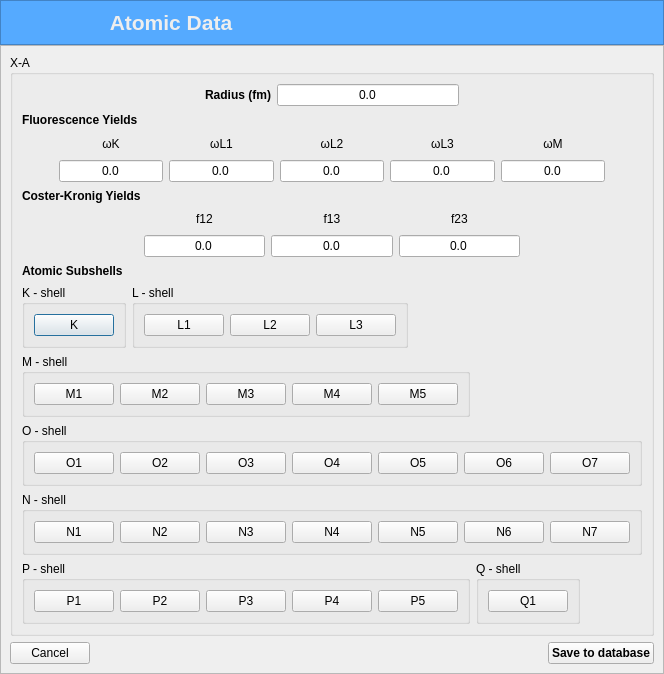
Above: UI/DEC/atomicdatadialog.ui from ziemastz/DES_v2 before the change. Below: the same form after it.
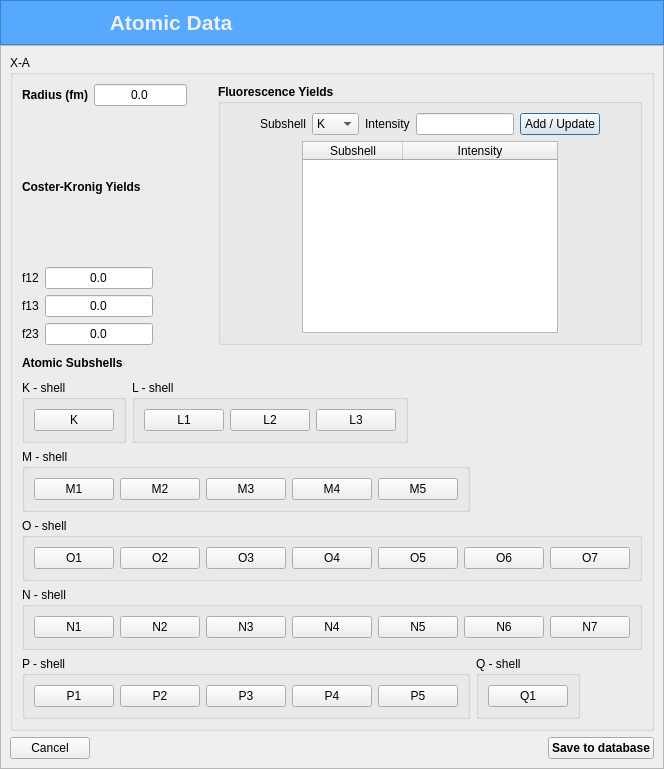
That is the form after the change. Icons and pictures are not drawn.

```diff
--- a/UI/DEC/atomicdatadialog.ui
+++ b/UI/DEC/atomicdatadialog.ui
@@ -7,7 +7,7 @@
     <x>0</x>
     <y>0</y>
     <width>623</width>
-    <height>674</height>
+    <height>769</height>
    </rect>
   </property>
   <property name="windowTitle">
@@ -95,28 +95,15 @@
      <property name="frameShadow">
       <enum>QFrame::Raised</enum>
      </property>
-     <layout class="QVBoxLayout" name="verticalLayout_2">
+     <layout class="QVBoxLayout" name="verticalLayout">
       <item>
        <widget class="QGroupBox" name="groupBox">
         <property name="title">
          <string>X-A</string>
         </property>
-        <layout class="QVBoxLayout" name="verticalLayout">
-         <item>
+        <layout class="QGridLayout" name="gridLayout_4">
+         <item row="0" column="0">
           <layout class="QHBoxLayout" name="horizontalLayout_2">
-           <item>
-            <spacer name="horizontalSpacer_4">
-             <property name="orientation">
-              <enum>Qt::Horizontal</enum>
-             </property>
-             <property name="sizeHint" stdset="0">
-              <size>
-               <width>40</width>
-               <height>20</height>
-              </size>
-             </property>
-            </spacer>
-           </item>
            <item>
             <widget class="QLabel" name="label_38">
              <property name="font">
@@ -157,22 +144,315 @@
            </item>
           </layout>
          </item>
-         <item>
-          <widget class="QLabel" name="label_29">
+         <item row="0" column="1" rowspan="2">
+          <widget class="QGroupBox" name="groupBox_4">
            <property name="font">
             <font>
              <bold>true</bold>
             </font>
            </property>
-           <property name="text">
+           <property name="title">
             <string>Fluorescence Yields</string>
            </property>
+           <layout class="QVBoxLayout" name="verticalLayout_5">
+            <item>
+             <layout class="QHBoxLayout" name="horizontalLayout_7">
+              <item>
+               <spacer name="horizontalSpacer_20">
+                <property name="orientation">
+                 <enum>Qt::Horizontal</enum>
+                </property>
+                <property name="sizeHint" stdset="0">
+                 <size>
+                  <width>40</width>
+                  <height>20</height>
+                 </size>
+                </property>
+               </spacer>
+              </item>
+              <item>
+               <widget class="QLabel" name="label_28">
+                <property name="font">
+                 <font>
+                  <bold>false</bold>
+                 </font>
+                </property>
+                <property name="text">
+                 <string>Subshell</string>
+                </property>
+               </widget>
+              </item>
+              <item>
+               <widget class="QComboBox" name="subshell_w_comboBox">
+                <property name="font">
+                 <font>
+                  <bold>false</bold>
+                 </font>
+                </property>
+                <item>
+                 <property name="text">
+                  <string>K</string>
+                 </property>
+                </item>
+                <item>
+                 <property name="text">
+                  <string>L1</string>
+                 </property>
+                </item>
+                <item>
+                 <property name="text">
+                  <string>L2</string>
+                 </property>
+                </item>
+                <item>
+                 <property name="text">
+                  <string>L3</string>
+                 </property>
+                </item>
+                <item>
+                 <property name="text">
+                  <string>M1</string>
+                 </property>
+                </item>
+                <item>
+                 <property name="text">
+                  <string>M2</string>
+                 </property>
+                </item>
+                <item>
+                 <property name="text">
+                  <string>M3</string>
+                 </property>
+                </item>
+                <item>
+                 <property name="text">
+                  <string>M4</string>
+                 </property>
+                </item>
+                <item>
+                 <property name="text">
+                  <string>M5</string>
+                 </property>
+                </item>
+                <item>
+                 <property name="text">
+                  <string>N1</string>
+                 </property>
+                </item>
+                <item>
+                 <property name="text">
+                  <string>N2</string>
+                 </property>
+                </item>
+                <item>
+                 <property name="text">
+                  <string>N3</string>
+                 </property>
+                </item>
+                <item>
+                 <property name="text">
+                  <string>N4</string>
+                 </property>
+                </item>
+                <item>
+                 <property name="text">
+                  <string>N5</string>
+                 </property>
+                </item>
+                <item>
+                 <property name="text">
+                  <string>N6</string>
+                 </property>
+                </item>
+                <item>
+                 <property name="text">
+                  <string>N7</string>
+                 </property>
+                </item>
+                <item>
+                 <property name="text">
+                  <string>O1</string>
+                 </property>
+                </item>
+                <item>
+                 <property name="text">
+                  <string>O2</string>
+                 </property>
+                </item>
+                <item>
+                 <property name="text">
+                  <string>O3</string>
+                 </property>
+                </item>
+                <item>
+                 <property name="text">
+                  <string>O4</string>
+                 </property>
+                </item>
+                <item>
+                 <property name="text">
+                  <string>O5</string>
+                 </property>
+                </item>
+                <item>
+                 <property name="text">
+                  <string>O6</string>
+                 </property>
+                </item>
+                <item>
+                 <property name="text">
+                  <string>O7</string>
+                 </property>
+                </item>
+                <item>
+                 <property name="text">
+                  <string>P1</string>
+                 </property>
+                </item>
+                <item>
+                 <property name="text">
+                  <string>P2</string>
+                 </property>
+                </item>
+                <item>
+                 <property name="text">
+                  <string>P3</string>
+                 </property>
+                </item>
+                <item>
+                 <property name="text">
+                  <string>P4</string>
+                 </property>
+                </item>
+                <item>
+                 <property name="text">
+                  <string>P5</string>
+                 </property>
+                </item>
+                <item>
+                 <property name="text">
+                  <string>Q1</string>
+                 </property>
+                </item>
+               </widget>
+              </item>
+              <item>
+               <widget class="QLabel" name="label_39">
+                <property name="font">
+                 <font>
+                  <bold>false</bold>
+                 </font>
+                </property>
+                <property name="text">
+                 <string>Intensity</string>
+                </property>
+               </widget>
+              </item>
+              <item>
+               <widget class="QLineEdit" name="intensity_w_lineEdit">
+                <property name="font">
+                 <font>
+                  <bold>false</bold>
+                 </font>
+                </property>
+               </widget>
+              </item>
+              <item>
+               <widget class="QPushButton" name="addUpdate_subshell_pushButton">
+                <property name="font">
+                 <font>
+                  <bold>false</bold>
+                 </font>
+                </property>
+                <property name="text">
+                 <string>Add / Update</string>
+                </property>
+                <property name="icon">
+                 <iconset resource="resources.qrc">
+                  <normaloff>:/Images/update.png</normaloff>:/Images/update.png</iconset>
+                </property>
+               </widget>
+              </item>
+              <item>
+               <spacer name="horizontalSpacer_19">
+                <property name="orientation">
+                 <enum>Qt::Horizontal</enum>
+                </property>
+                <property name="sizeHint" stdset="0">
+                 <size>
+                  <width>40</width>
+                  <height>20</height>
+                 </size>
+                </property>
+               </spacer>
+              </item>
+             </layout>
+            </item>
+            <item>
+             <layout class="QHBoxLayout" name="horizontalLayout_3">
+              <item>
+               <spacer name="horizontalSpacer_15">
+                <property name="orientation">
+                 <enum>Qt::Horizontal</enum>
+                </property>
+                <property name="sizeHint" stdset="0">
+                 <size>
+                  <width>37</width>
+                  <height>58</height>
+                 </size>
+                </property>
+               </spacer>
+              </item>
+              <item>
+               <widget class="QTableWidget" name="subshell_w_tableWidget">
+                <property name="font">
+                 <font>
+                  <bold>false</bold>
+                 </font>
+                </property>
+                <property name="editTriggers">
+                 <set>QAbstractItemView::NoEditTriggers</set>
+                </property>
+                <property name="selectionBehavior">
+                 <enum>QAbstractItemView::SelectRows</enum>
+                </property>
+                <attribute name="horizontalHeaderStretchLastSection">
+                 <bool>true</bool>
+                </attribute>
+                <column>
+                 <property name="text">
+                  <string>Subshell</string>
+                 </property>
+                </column>
+                <column>
+                 <property name="text">
+                  <string>Intensity</string>
+                 </property>
+                </column>
+               </widget>
+              </item>
+              <item>
+               <spacer name="horizontalSpacer_16">
+                <property name="orientation">
+                 <enum>Qt::Horizontal</enum>
+                </property>
+                <property name="sizeHint" stdset="0">
+                 <size>
+                  <width>37</width>
+                  <height>58</height>
+                 </size>
+                </property>
+               </spacer>
+              </item>
+             </layout>
+            </item>
+           </layout>
           </widget>
          </item>
-         <item>
-          <layout class="QGridLayout" name="gridLayout_7">
-           <item row="1" column="4">
-            <widget class="QLineEdit" name="lineEdit_wL3">
+         <item row="1" column="0">
+          <layout class="QGridLayout" name="gridLayout_3">
+           <item row="3" column="1">
+            <widget class="QLineEdit" name="lineEdit_f23">
              <property name="text">
               <string>0.0</string>
              </property>
@@ -181,81 +461,8 @@
              </property>
             </widget>
            </item>
-           <item row="0" column="3">
-            <widget class="QLabel" name="label_30">
-             <property name="text">
-              <string>ωL2</string>
-             </property>
-             <property name="alignment">
-              <set>Qt::AlignCenter</set>
-             </property>
-            </widget>
-           </item>
-           <item row="0" column="6" rowspan="2">
-            <spacer name="horizontalSpacer_21">
-             <property name="orientation">
-              <enum>Qt::Horizontal</enum>
-             </property>
-             <property name="sizeHint" stdset="0">
-              <size>
-               <width>40</width>
-               <height>38</height>
-              </size>
-             </property>
-            </spacer>
-           </item>
-           <item row="0" column="5">
-            <widget class="QLabel" name="label_32">
-             <property name="text">
-              <string>ωM</string>
-             </property>
-             <property name="alignment">
-              <set>Qt::AlignCenter</set>
-             </property>
-            </widget>
-           </item>
-           <item row="1" column="5">
-            <widget class="QLineEdit" name="lineEdit_wM">
-             <property name="text">
-              <string>0.0</string>
-             </property>
-             <property name="alignment">
-              <set>Qt::AlignCenter</set>
-             </property>
-            </widget>
-           </item>
-           <item row="1" column="3">
-            <widget class="QLineEdit" name="lineEdit_wL2">
-             <property name="text">
-              <string>0.0</string>
-             </property>
-             <property name="alignment">
-              <set>Qt::AlignCenter</set>
-             </property>
-            </widget>
-           </item>
-           <item row="0" column="2">
-            <widget class="QLabel" name="label_33">
-             <property name="text">
-              <string>ωL1</string>
-             </property>
-             <property name="alignment">
-              <set>Qt::AlignCenter</set>
-             </property>
-            </widget>
-           </item>
-           <item row="0" column="4">
-            <widget class="QLabel" name="label_34">
-             <property name="text">
-              <string>ωL3</string>
-             </property>
-             <property name="alignment">
-              <set>Qt::AlignCenter</set>
-             </property>
-            </widget>
-           </item>
            <item row="1" column="1">
-            <widget class="QLineEdit" name="lineEdit_wK">
+            <widget class="QLineEdit" name="lineEdit_f12">
              <property name="text">
               <string>0.0</string>
              </property>
@@ -264,66 +471,7 @@
              </property>
             </widget>
            </item>
-           <item row="1" column="2">
-            <widget class="QLineEdit" name="lineEdit_wL1">
-             <property name="text">
-              <string>0.0</string>
-             </property>
-             <property name="alignment">
-              <set>Qt::AlignCenter</set>
-             </property>
-            </widget>
-           </item>
-           <item row="0" column="0">
-            <spacer name="horizontalSpacer_22">
-             <property name="orientation">
-              <enum>Qt::Horizontal</enum>
-             </property>
-             <property name="sizeHint" stdset="0">
-              <size>
-               <width>40</width>
-               <height>20</height>
-              </size>
-             </property>
-            </spacer>
-           </item>
-           <item row="0" column="1">
-            <widget class="QLabel" name="label_31">
-             <property name="text">
-              <string>ωK</string>
-             </property>
-             <property name="alignment">
-              <set>Qt::AlignCenter</set>
-             </property>
-            </widget>
-           </item>
-          </layout>
-         </item>
-         <item>
-          <widget class="QLabel" name="label_26">
-           <property name="font">
-            <font>
-             <bold>true</bold>
-            </font>
-           </property>
-           <property name="text">
-            <string>Coster-Kronig Yields</string>
-           </property>
-          </widget>
-         </item>
-         <item>
-          <layout class="QGridLayout" name="gridLayout_8">
-           <item row="0" column="3">
-            <widget class="QLabel" name="label_35">
-             <property name="text">
-              <string>f23</string>
-             </property>
-             <property name="alignment">
-              <set>Qt::AlignCenter</set>
-             </property>
-            </widget>
-           </item>
-           <item row="0" column="1">
+           <item row="1" column="0">
             <widget class="QLabel" name="label_36">
              <property name="text">
               <string>f12</string>
@@ -333,7 +481,7 @@
              </property>
             </widget>
            </item>
-           <item row="1" column="2">
+           <item row="2" column="1">
             <widget class="QLineEdit" name="lineEdit_f13">
              <property name="text">
               <string>0.0</string>
@@ -343,30 +491,29 @@
              </property>
             </widget>
            </item>
-           <item row="0" column="0">
-            <spacer name="horizontalSpacer_23">
-             <property name="orientation">
-              <enum>Qt::Horizontal</enum>
-             </property>
-             <property name="sizeHint" stdset="0">
-              <size>
-               <width>40</width>
-               <height>20</height>
-              </size>
-             </property>
-            </spacer>
-           </item>
-           <item row="1" column="1">
-            <widget class="QLineEdit" name="lineEdit_f12">
+           <item row="3" column="0">
+            <widget class="QLabel" name="label_35">
              <property name="text">
-              <string>0.0</string>
+              <string>f23</string>
              </property>
              <property name="alignment">
               <set>Qt::AlignCenter</set>
              </property>
             </widget>
            </item>
-           <item row="0" column="2">
+           <item row="0" column="0" colspan="2">
+            <widget class="QLabel" name="label_26">
+             <property name="font">
+              <font>
+               <bold>true</bold>
+              </font>
+             </property>
+             <property name="text">
+              <string>Coster-Kronig Yields</string>
+             </property>
+            </widget>
+           </item>
+           <item row="2" column="0">
             <widget class="QLabel" name="label_37">
              <property name="text">
               <string>f13</string>
@@ -376,17 +523,7 @@
              </property>
             </widget>
            </item>
-           <item row="1" column="3">
-            <widget class="QLineEdit" name="lineEdit_f23">
-             <property name="text">
-              <string>0.0</string>
-             </property>
-             <property name="alignment">
-              <set>Qt::AlignCenter</set>
-             </property>
-            </widget>
-           </item>
-           <item row="0" column="4">
+           <item row="1" column="2">
             <spacer name="horizontalSpacer_24">
              <property name="orientation">
               <enum>Qt::Horizontal</enum>
@@ -401,7 +538,7 @@
            </item>
           </layout>
          </item>
-         <item>
+         <item row="2" column="0" colspan="2">
           <widget class="QLabel" name="label_27">
            <property name="font">
             <font>
@@ -413,7 +550,7 @@
            </property>
           </widget>
          </item>
-         <item>
+         <item row="3" column="0" colspan="2">
           <layout class="QGridLayout" name="gridLayout_2">
            <item row="0" column="0">
             <widget class="QGroupBox" name="groupBox_K">
@@ -538,7 +675,7 @@
            </item>
           </layout>
          </item>
-         <item>
+         <item row="4" column="0" colspan="2">
           <layout class="QVBoxLayout" name="verticalLayout_4">
            <item>
             <widget class="QGroupBox" name="groupBox_O">
@@ -670,7 +807,7 @@
            </item>
           </layout>
          </item>
-         <item>
+         <item row="5" column="0" colspan="2">
           <layout class="QHBoxLayout" name="horizontalLayout">
            <item>
             <widget class="QGroupBox" name="groupBox_P">
```
Left out of the diff: 2 changed lines with no effect on the pictures.
